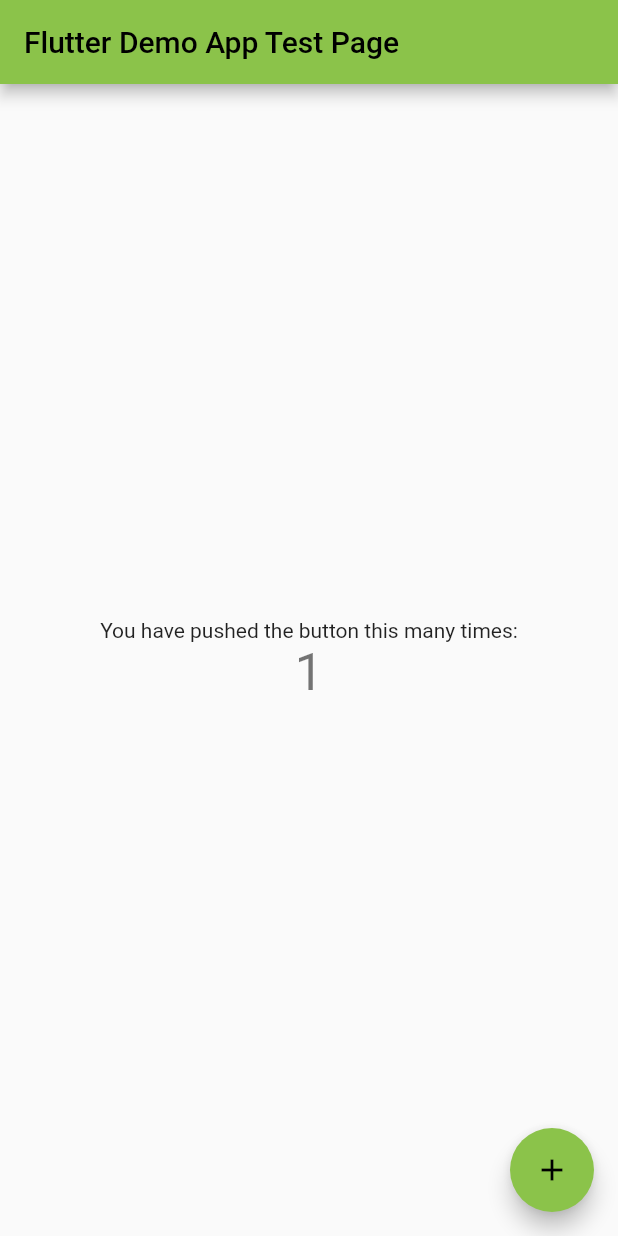
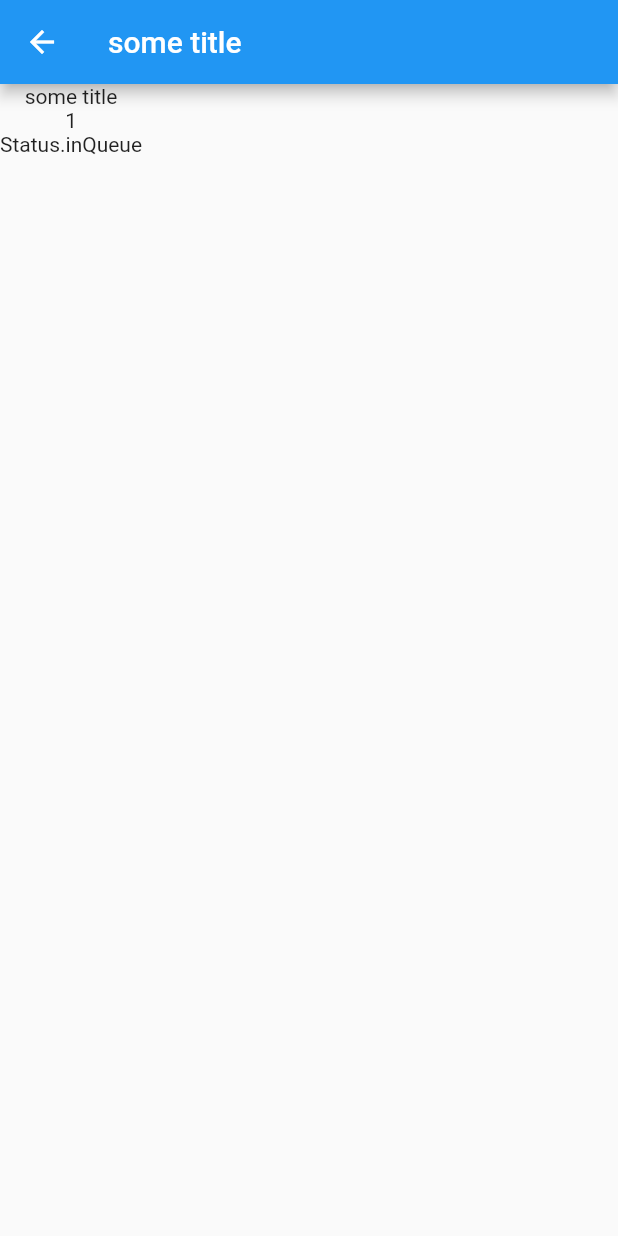
Before and after one commit to Garius6/kirgu-app-mobile, a Flutter app: the screen it shows after launch, after a tap on the "add" icon, on a phone screen of 412 x 824 dp. Run offline on Flutter 3.47's test engine with Material 2 defaults, Android fonts, the light colour scheme and no system bars; network calls fail.

Commit message:
Added button on a list screen

```diff
--- a/lib/src/app.dart
+++ b/lib/src/app.dart
@@ -1,4 +1,5 @@
 import 'package:flutter/material.dart';
+import 'package:kirgu_app/src/screens/task_list.dart';
 
 class MyApp extends StatelessWidget {
   const MyApp({super.key});
@@ -18,9 +19,9 @@ class MyApp extends StatelessWidget {
         // or simply save your changes to "hot reload" in a Flutter IDE).
         // Notice that the counter didn't reset back to zero; the application
         // is not restarted.
-        primarySwatch: Colors.lightGreen,
+        primarySwatch: Colors.blue,
       ),
-      home: const MyHomePage(title: 'Flutter Demo App Test Page'),
+      home: TasksList(),
     );
   }
 }
--- a/lib/src/model/task.dart
+++ /dev/null
@@ -1,14 +0,0 @@
-enum Status { inQueue, inProgress, done, rejected }
-
-class Task {
-  Task(
-      {required this.id,
-      required this.title,
-      this.responsible = "",
-      this.status = Status.inQueue});
-
-  final int id;
-  final String title;
-  String responsible;
-  Status status;
-}
--- /dev/null
+++ b/lib/src/models/task.dart
@@ -0,0 +1,39 @@
+import 'package:json_annotation/json_annotation.dart';
+
+part 'task.g.dart';
+
+enum Status {
+  @JsonValue('in_queue')
+  inQueue,
+  @JsonValue('in_progress')
+  inProgress,
+  @JsonValue('done')
+  done,
+  @JsonValue('rejected')
+  rejected
+}
+
+@JsonSerializable()
+class Task {
+  Task(
+      {required this.id,
+      required this.title,
+      this.responsible = "",
+      this.status = Status.inQueue});
+
+  @JsonKey(required: true)
+  final int id;
+  @JsonKey(required: true)
+  final String title;
+  String responsible;
+  Status status;
+
+  @override
+  String toString() {
+    return "($id: $title $responsible $status)";
+  }
+
+  factory Task.fromJson(Map<String, dynamic> json) => _$TaskFromJson(json);
+
+  Map<String, dynamic> toJson() => _$TaskToJson(this);
+}
--- /dev/null
+++ b/lib/src/screens/task_detail.dart
@@ -0,0 +1,23 @@
+import 'package:flutter/material.dart';
+
+import 'package:kirgu_app/src/models/task.dart';
+
+class TaskDetail extends StatelessWidget {
+  const TaskDetail({super.key, required this.task});
+
+  final Task task;
+
+  @override
+  Widget build(BuildContext context) {
+    return Scaffold(
+      appBar: AppBar(title: Text(task.title)),
+      body: Column(
+        children: [
+          Text(task.title),
+          Text(task.id.toString()),
+          Text(task.status.toString())
+        ],
+      ),
+    );
+  }
+}
--- /dev/null
+++ b/lib/src/screens/task_list.dart
@@ -0,0 +1,67 @@
+import 'package:flutter/material.dart';
+import 'package:kirgu_app/src/models/task.dart';
+import 'package:kirgu_app/src/screens/task_detail.dart';
+import 'package:http/http.dart' as http;
+
+import 'package:kirgu_app/src/services/task_service.dart';
+
+class TasksList extends StatefulWidget {
+  TasksList({super.key});
+
+  final List<Task> tasks = [
+    Task(id: 1, title: "Some title"),
+    Task(id: 2, title: "Some title 2")
+  ];
+
+  @override
+  State<TasksList> createState() => _TasksListState();
+}
+
+class _TasksListState extends State<TasksList> {
+  void _openDetails(Task e) {
+    Navigator.push(
+        context, MaterialPageRoute(builder: (context) => TaskDetail(task: e)));
+  }
+
+  @override
+  Widget build(BuildContext context) {
+    return Scaffold(
+      appBar: AppBar(
+        title: const Text("Task list"),
+      ),
+      body: FutureBuilder<List<Task>>(
+          future: fetchTasks(http.Client()),
+          builder: (context, snapshot) {
+            if (snapshot.hasError) {
+              return const Center(child: Text("Something went wrong"));
+            } else if (snapshot.hasData) {
+              return Center(
+                  child: ListView(
+                      children: snapshot.data!
+                          .map((e) => ListTile(
+                                title: Text(e.toString()),
+                                onTap: () {
+                                  _openDetails(e);
+                                },
+                              ))
+                          .toList()));
+            } else {
+              return const Center(
+                child: CircularProgressIndicator(),
+              );
+            }
+          }),
+      floatingActionButton: FloatingActionButton(
+        onPressed: () {
+          Navigator.push(
+              context,
+              MaterialPageRoute(
+                  builder: (context) => TaskDetail(
+                        task: Task(id: 1, title: "some title"),
+                      )));
+        },
+        child: const Icon(Icons.add),
+      ),
+    );
+  }
+}
--- /dev/null
+++ b/lib/src/services/task_service.dart
@@ -0,0 +1,21 @@
+import 'dart:convert';
+
+import 'package:flutter/foundation.dart';
+
+import '../models/task.dart';
+
+import 'package:http/http.dart' as http;
+
+Future<List<Task>> fetchTasks(http.Client client) async {
+  final response =
+      await client.get(Uri.parse('http://192.168.1.110:8000/tasks/'));
+
+  // Use the compute function to run parsePhotos in a separate isolate.
+  return compute(parseTasks, response.body);
+}
+
+// A function that converts a response body into a List<Photo>.
+List<Task> parseTasks(String responseBody) {
+  final parsed = jsonDecode(responseBody);
+  return parsed.map<Task>((json) => Task.fromJson(json)).toList();
+}
--- a/pubspec.yaml
+++ b/pubspec.yaml
@@ -32,6 +32,8 @@ dependencies:
   flutter:
     sdk: flutter
 
+  http: ^0.13.5
+  json_annotation: ^4.8.0
 
   # The following adds the Cupertino Icons font to your application.
   # Use with the CupertinoIcons class for iOS style icons.
@@ -40,6 +42,8 @@ dependencies:
 dev_dependencies:
   flutter_test:
     sdk: flutter
+  build_runner: ^2.3.0
+  json_serializable: ^6.6.0
 
   # The "flutter_lints" package below contains a set of recommended lints to
   # encourage good coding practices. The lint set provided by the package is
```
Also changed, not shown: lib/src/models/task.g.dart (added), lib/src/pages/task_list.dart (deleted), pubspec.lock.
